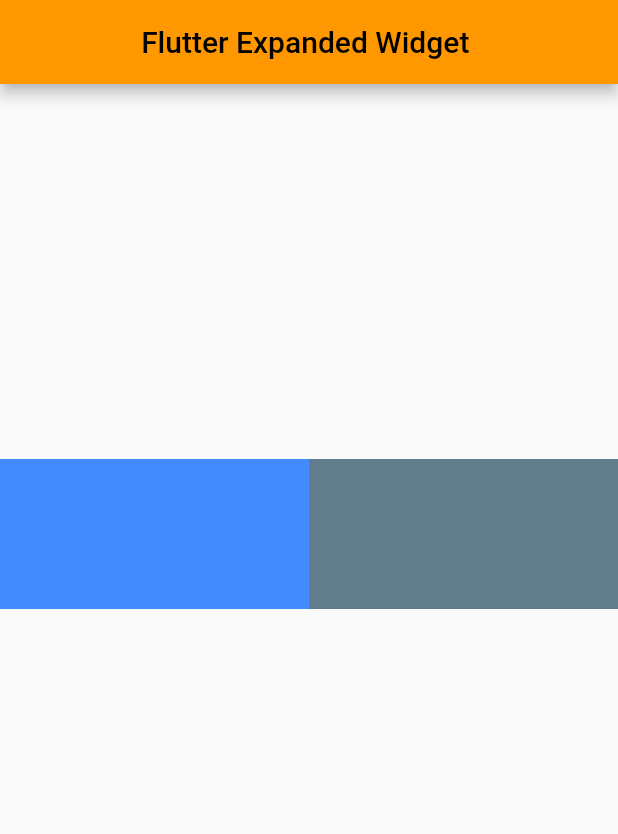
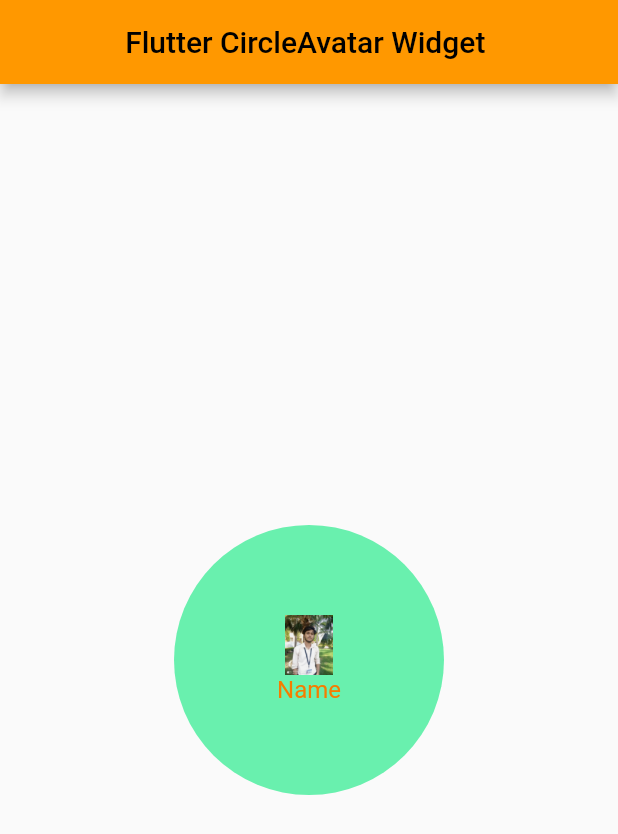
Before and after one commit to luckydarwai/Flutter, a Flutter app: the screen it shows after launch, on a phone screen of 412 x 824 dp. Shown: the top 834 px of the screen. Run offline on Flutter 3.47's test engine with Material 2 defaults, Android fonts, the light colour scheme and no system bars.

Commit message:
circle Avatar

```diff
--- a/lib/main.dart
+++ b/lib/main.dart
@@ -30,31 +30,40 @@
 class _MyHomePageState extends State<MyHomePage> {
   @override
   Widget build(BuildContext context) {
+    var arrNames = ['Lukcy', 'Ravi', 'OM', 'Jay', "Lalit"];
     return Scaffold(
-      appBar: AppBar(
-        title: Center(child: const Text("Flutter Expanded Widget ")),
-      ),
-      body: Padding(
-        padding: const EdgeInsets.only(top: 250),
-        child: Row(
-          children: [
-            Expanded(
-              child: Container(
-                width: 50,
-                height: 100,
-                color: Colors.blueAccent,
-              ),
+        appBar: AppBar(
+          title: Center(child: const Text("Flutter CircleAvatar Widget ")),
+        ),
+        // body: Center(
+        //   child: Container(
+        //     height: 120,
+        //     width: 120,
+        //     child: CircleAvatar(
+        //       backgroundImage: AssetImage('assets/images/myphoto1.jpg'),
+        //       backgroundColor: Colors.transparent,
+        //       // backgroundColor: Colors.blueGrey,
+        //     ),
+        //   ),
+        // ),
+        body: Center(
+          child: CircleAvatar(
+            child: Container(
+              width: 60,
+              height: 60,
+              child: Column(children: [
+                Container(
+                  width: 60,
+                  height: 40,
+                  child: Image.asset('assets/images/myphoto1.jpg'),
+                ),
+                Text("Name")
+              ]),
             ),
-            Expanded(
-              child: Container(
-                width: 50,
-                height: 100,
-                color: Colors.blueGrey,
-              ),
-            ),
-          ],
-        ),
-      ),
-    );
+            backgroundColor: Colors.greenAccent,
+            maxRadius: 90,
+            // minRadius:10,
+          ),
+        ));
   }
 }
--- a/pubspec.yaml
+++ b/pubspec.yaml
@@ -59,8 +59,8 @@
   uses-material-design: true
 
   # To add assets to your application, add an assets section, like this:
-  # assets:
-  #   - images/a_dot_burr.jpeg
+  assets:
+    - assets/images/
   #   - images/a_dot_ham.jpeg
 
   # An image asset can refer to one or more resolution-specific "variants", see
```
Also changed, not shown: assets/images/myphoto1.jpg (added).
